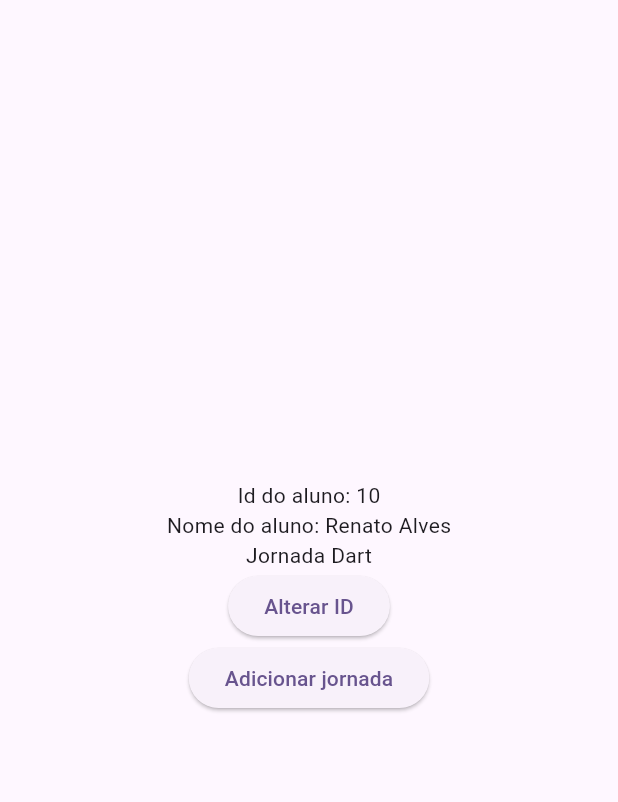
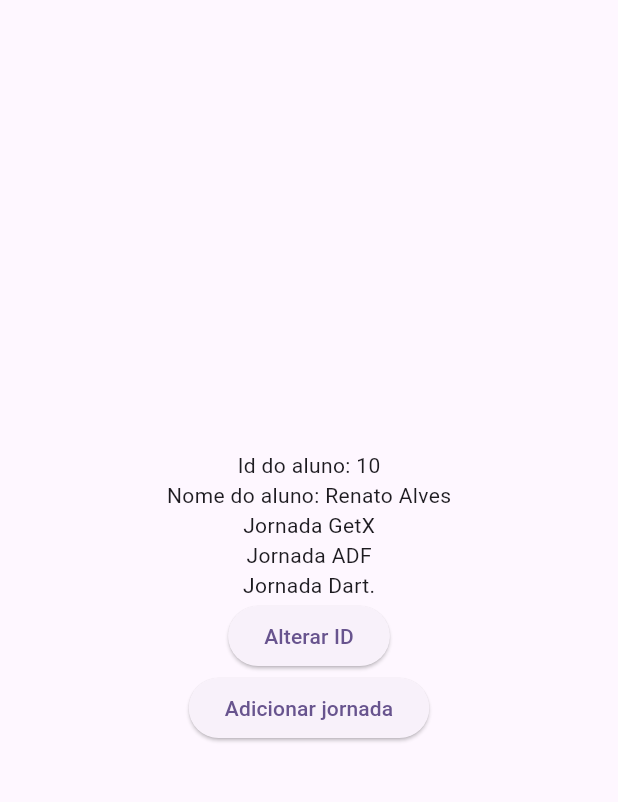
Before and after one commit to Jornada-GetX/get_state_manager, a Flutter app: the TiposReativosPage screen opened by its route, after a tap on "Alterar ID", after a tap on "Adicionar jornada", on a phone screen of 412 x 824 dp, the part 63-865 px from its top. Run offline on Flutter 3.47's test engine with Material 2 defaults, Android fonts, the phone set to English and light mode, and no system bars; our stand-ins replace get.

Commit message:
Qualquer classe pode ser Reativa

```diff
--- a/lib/home_page.dart
+++ b/lib/home_page.dart
@@ -26,6 +26,12 @@ class HomePage extends StatelessWidget {
               },
               child: const Text('Tipos Reativos'),
             ),
+            TextButton(
+              onPressed: () {
+                Get.toNamed('/tiposReativosGenericos');
+              },
+              child: const Text('Tipos Reativos Genéricos'),
+            ),
           ],
         ),
       ),
--- a/lib/main.dart
+++ b/lib/main.dart
@@ -2,6 +2,7 @@ import 'package:flutter/material.dart';
 import 'package:get/get.dart';
 import 'package:get_state_manager/basico/reatividade_page.dart';
 import 'package:get_state_manager/home_page.dart';
+import 'package:get_state_manager/tipos/tipos_reativos_genericos_page.dart';
 import 'package:get_state_manager/tipos/tipos_reativos_page.dart';
 
 void main() {
@@ -33,6 +34,11 @@ class MyApp extends StatelessWidget {
           name: '/tiposReativos',
           page: () => TiposReativosPage(),
         ),
+
+        GetPage(
+          name: '/tiposReativosGenericos',
+          page: () => TiposReativosGenericosPage(),
+        ),
       ],
     );
   }
--- /dev/null
+++ b/lib/tipos/model/aluno.dart
@@ -0,0 +1,13 @@
+class Aluno {
+  int id;
+  String nome;
+  String email;
+  String curso;
+
+  Aluno({
+    required this.id,
+    required this.nome,
+    required this.email,
+    required this.curso,
+  });
+}
--- a/lib/tipos/tipos_reativos_page.dart
+++ b/lib/tipos/tipos_reativos_page.dart
@@ -50,8 +50,9 @@ class TiposReativosPage extends StatelessWidget {
             ),
             ElevatedButton(
               onPressed: () {
-                // jornadas.add('Jornada Dart.');
-                jornadas.assign('Jornada Dart');
+                jornadas.add('Jornada Dart.');
+                // assign: remove elementos da lista atualiza com os novos elementos.
+                // jornadas.assign('Jornada Dart');
               },
               child: const Text('Adicionar jornada'),
             ),
```
Also changed, not shown: lib/tipos/tipos_reativos_genericos_page.dart (added, +111 -0 lines).
